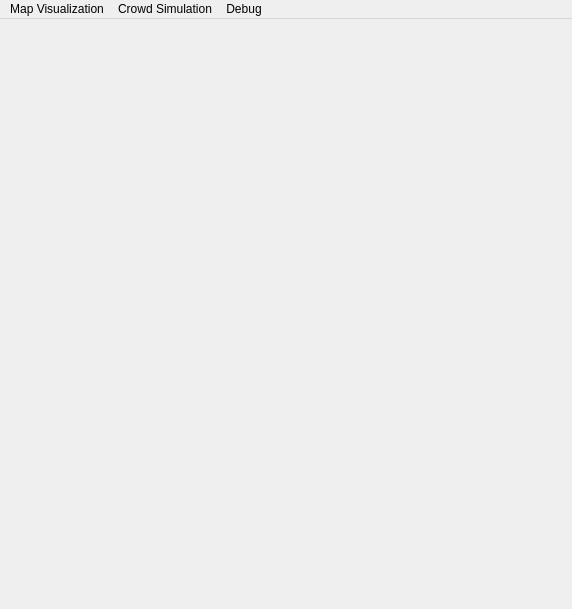
First picture: the form in src/mainwindow.ui, repository chFleschutz/simulation-and-data-visualization, before the edit.
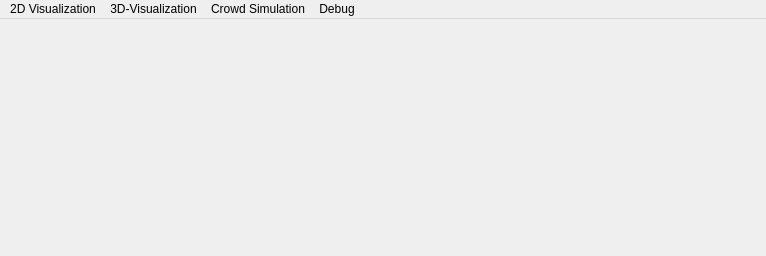
Second picture: the form after the edit. Icons and pictures are not drawn.

Patch:
```diff
--- a/src/mainwindow.ui
+++ b/src/mainwindow.ui
@@ -6,8 +6,8 @@
    <rect>
     <x>0</x>
     <y>0</y>
-    <width>572</width>
-    <height>609</height>
+    <width>766</width>
+    <height>256</height>
    </rect>
   </property>
   <property name="windowTitle">
@@ -25,7 +25,7 @@
     <rect>
      <x>0</x>
      <y>0</y>
-     <width>572</width>
+     <width>766</width>
      <height>22</height>
     </rect>
    </property>
@@ -37,7 +37,7 @@
    </widget>
    <widget class="QMenu" name="menuMap_Visualization">
     <property name="title">
-     <string>Map Visualization</string>
+     <string>2D Visualization</string>
     </property>
     <addaction name="actionMap"/>
    </widget>
@@ -47,7 +47,14 @@
     </property>
     <addaction name="actionPandemic"/>
    </widget>
+   <widget class="QMenu" name="menu3D_Visualization">
+    <property name="title">
+     <string>3D-Visualization</string>
+    </property>
+    <addaction name="actionVolume_Data"/>
+   </widget>
    <addaction name="menuMap_Visualization"/>
+   <addaction name="menu3D_Visualization"/>
    <addaction name="menuCrowd_Simulation"/>
    <addaction name="menuDebug"/>
   </widget>
```
Left out of the diff: 22 changed lines with no effect on the pictures.
